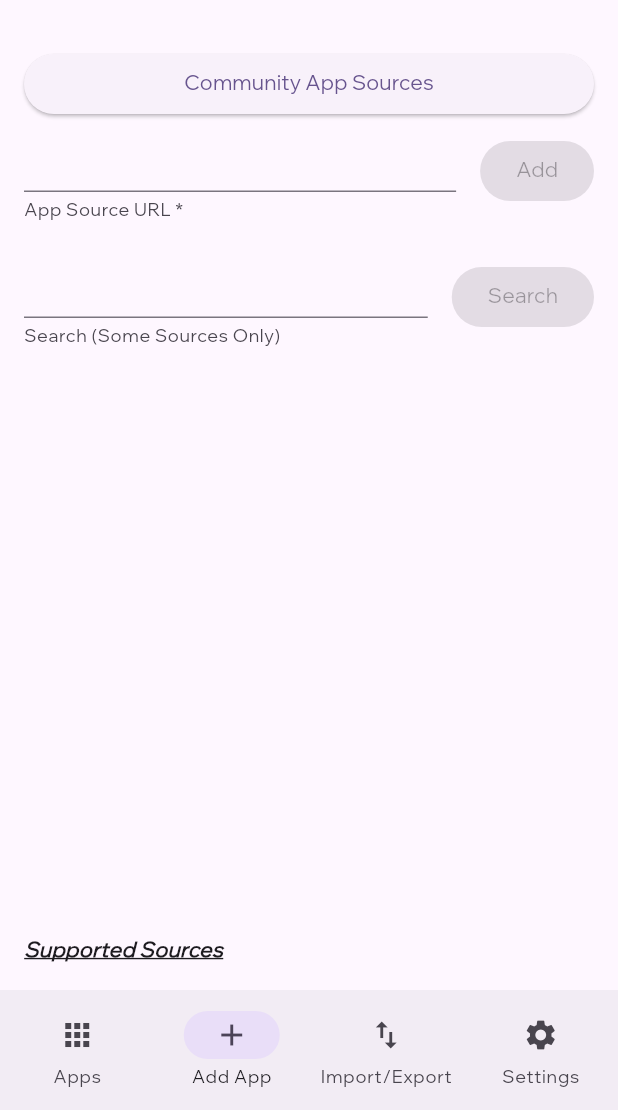
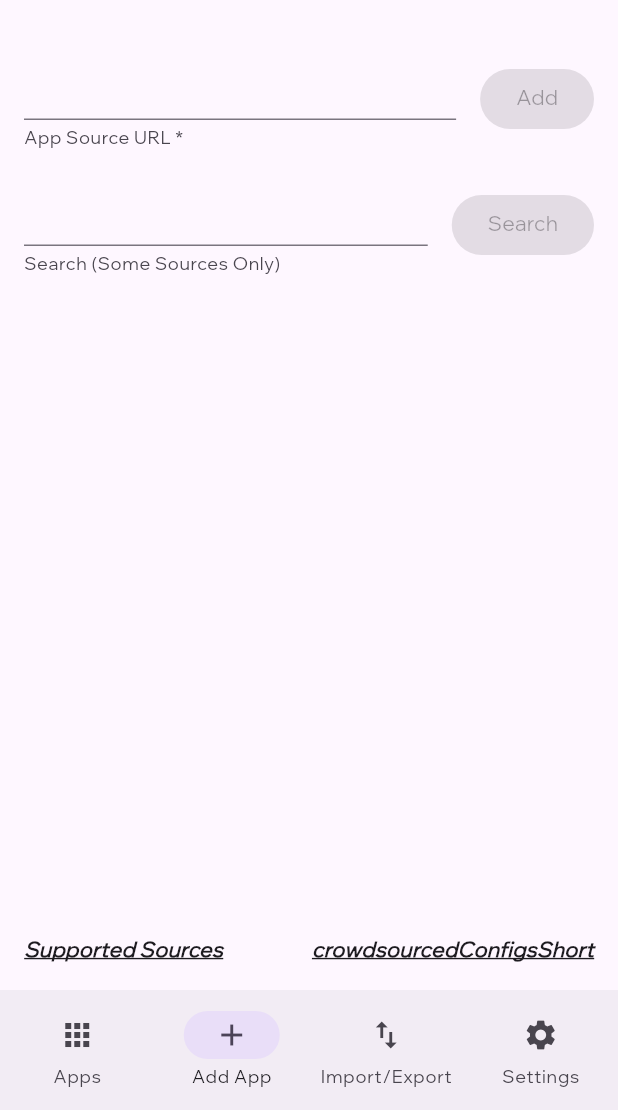
Before and after one commit to ImranR98/Obtainium, a Flutter app: the screen it shows after launch, item 2 of the bottom bar chosen, on a phone screen of 412 x 824 dp, the part 126-1236 px from its top. Run offline on Flutter 3.47's test engine with Material 3 defaults, Android fonts, the phone set to English and light mode, and no system bars; drawn by our look-alikes of dynamic_color, flutter_typeahead; our stand-ins replace app_links, connectivity_plus, device_info_plus, easy_localization, file_picker, flutter_local_notifications and 7 more; missing offline and left inert: android_intent_plus, android_package_installer, android_package_manager, android_system_font, background_fetch, equations and 7 more; accounts and stored records are empty.

Commit message:
Replace the "Community App Sources" button with a text link in the AddAppPage for a cleaner UI. improving interface consistency.

```diff
--- a/lib/pages/add_app.dart
+++ b/lib/pages/add_app.dart
@@ -544,6 +544,7 @@ class AddAppPageState extends State<AddAppPage> {
     Widget getSourcesListWidget() => Padding(
           padding: const EdgeInsets.all(16),
           child: Row(
+            mainAxisAlignment: MainAxisAlignment.spaceBetween,
             children: [
               GestureDetector(
                   onTap: () {
@@ -600,7 +601,20 @@ class AddAppPageState extends State<AddAppPage> {
                         fontWeight: FontWeight.bold,
                         decoration: TextDecoration.underline,
                         fontStyle: FontStyle.italic),
-                  ))
+                  )),
+              GestureDetector(
+                onTap: () {
+                  launchUrlString('https://apps.obtainium.imranr.dev/',
+                      mode: LaunchMode.externalApplication);
+                },
+                child: Text(
+                  tr('crowdsourcedConfigsShort'),
+                  style: const TextStyle(
+                      fontWeight: FontWeight.bold,
+                      decoration: TextDecoration.underline,
+                      fontStyle: FontStyle.italic),
+                ),
+              ),
             ],
           ),
         );
@@ -618,12 +632,6 @@ class AddAppPageState extends State<AddAppPage> {
                     mainAxisSize: MainAxisSize.min,
                     crossAxisAlignment: CrossAxisAlignment.stretch,
                     children: [
-                      ElevatedButton(onPressed:
-                          doingSomething ? null :
-                      (){
-                        launchUrlString('https://apps.obtainium.imranr.dev/',
-                            mode: LaunchMode.externalApplication);
-                      }, child: Text(tr('communityAppSources'))),
                       getUrlInputRow(),
                       const SizedBox(
                         height: 16,
```
